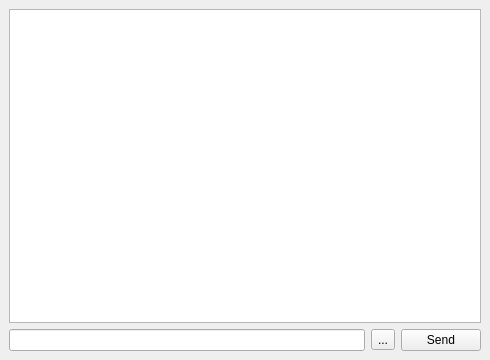
Above: chatwidget.ui from xmpp-graveyard/jabbim before the change. Below: the same form after it.
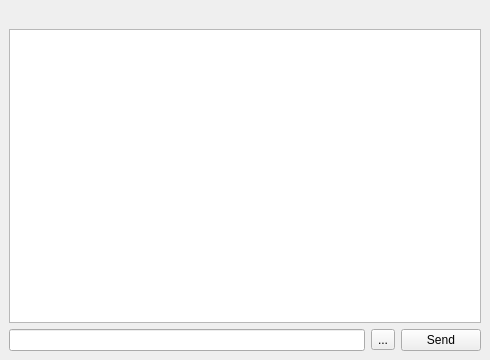
That is the form after the change. Icons and pictures are not drawn.

Commit message: oprava zahadneho mizeni bookmarku

What changed in the file:
```diff
--- a/chatwidget.ui
+++ b/chatwidget.ui
@@ -22,6 +22,36 @@
    <property name="spacing" >
     <number>6</number>
    </property>
+   <item row="0" column="0" >
+    <layout class="QHBoxLayout" >
+     <property name="margin" >
+      <number>0</number>
+     </property>
+     <property name="spacing" >
+      <number>6</number>
+     </property>
+     <item>
+      <widget class="QLabel" name="label" >
+       <property name="text" >
+        <string/>
+       </property>
+      </widget>
+     </item>
+     <item>
+      <widget class="QLabel" name="avatar" >
+       <property name="maximumSize" >
+        <size>
+         <width>32</width>
+         <height>32</height>
+        </size>
+       </property>
+       <property name="text" >
+        <string/>
+       </property>
+      </widget>
+     </item>
+    </layout>
+   </item>
    <item row="1" column="0" >
     <layout class="QHBoxLayout" >
      <property name="margin" >
@@ -31,6 +61,23 @@
       <number>6</number>
      </property>
      <item>
+      <widget class="QTextEdit" name="textEdit" >
+       <property name="readOnly" >
+        <bool>true</bool>
+       </property>
+      </widget>
+     </item>
+    </layout>
+   </item>
+   <item row="2" column="0" >
+    <layout class="QHBoxLayout" >
+     <property name="margin" >
+      <number>0</number>
+     </property>
+     <property name="spacing" >
+      <number>6</number>
+     </property>
+     <item>
       <widget class="QLineEdit" name="line" >
        <property name="acceptDrops" >
         <bool>true</bool>
@@ -62,23 +109,6 @@
      </item>
     </layout>
    </item>
-   <item row="0" column="0" >
-    <layout class="QHBoxLayout" >
-     <property name="margin" >
-      <number>0</number>
-     </property>
-     <property name="spacing" >
-      <number>6</number>
-     </property>
-     <item>
-      <widget class="QTextEdit" name="textEdit" >
-       <property name="readOnly" >
-        <bool>true</bool>
-       </property>
-      </widget>
-     </item>
-    </layout>
-   </item>
   </layout>
  </widget>
  <resources/>
```
The commit also changes 1 other file.
